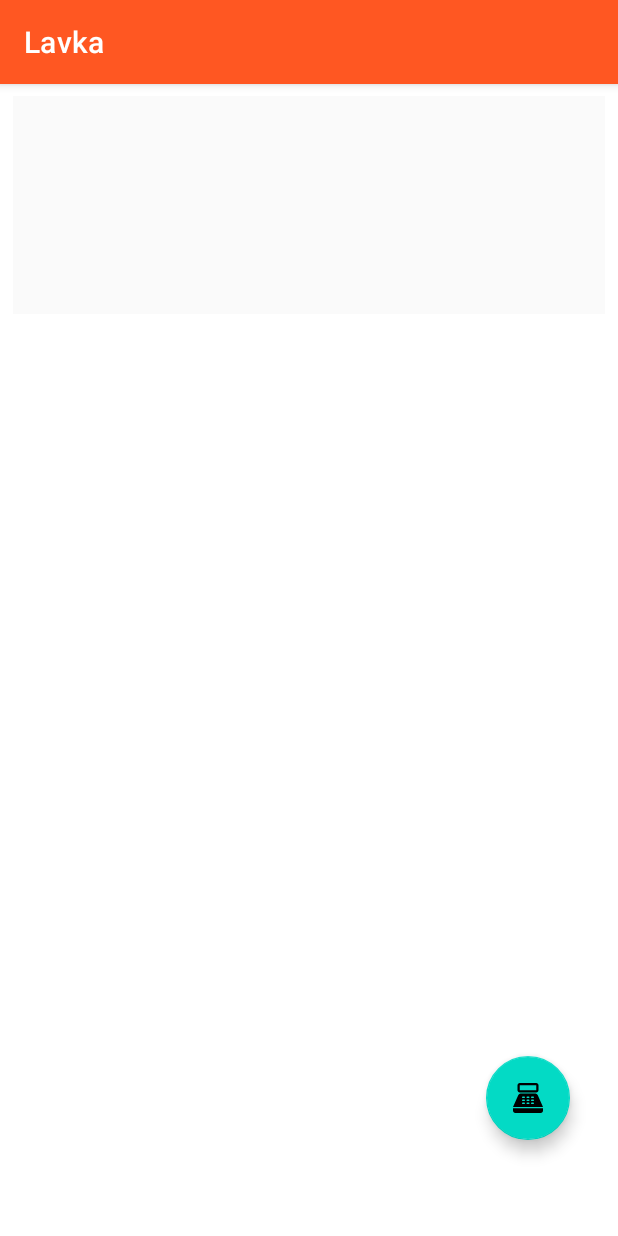
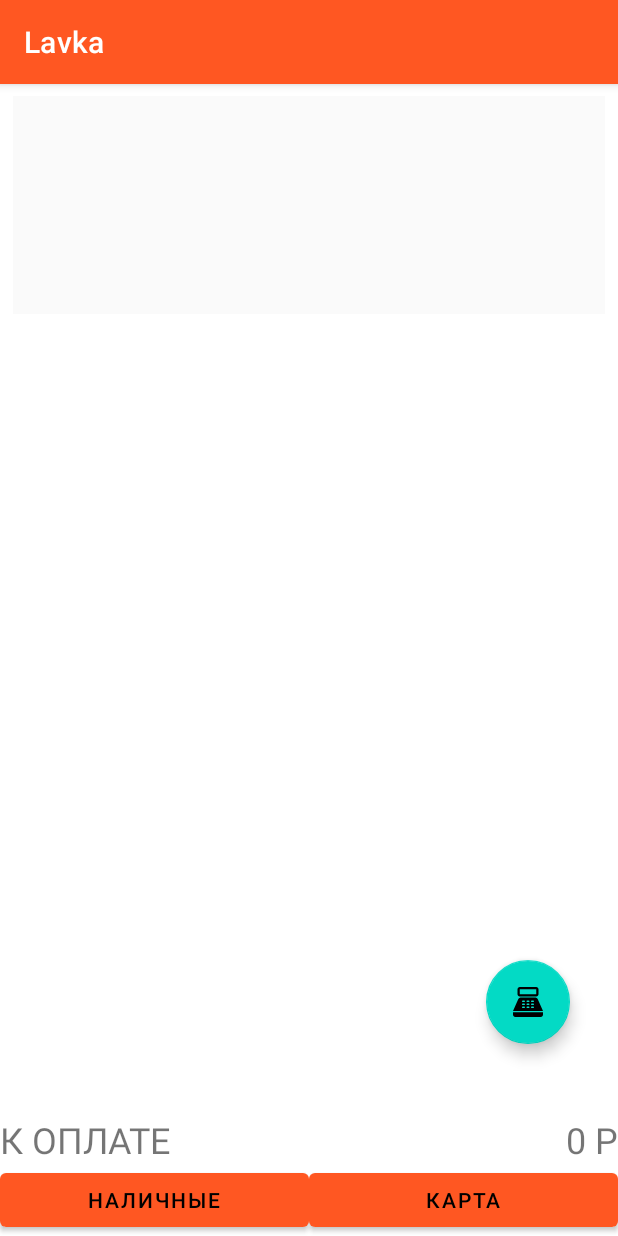
Before and after one commit to afateev/lavka, an Android app: the PayActivity screen opened directly, with no data from a screen before it, on a phone screen of 412 x 824 dp. Run offline under Robolectric (Android 15) with nearby library versions, the phone set to English and light mode, and no system bars; libraries missing offline, so code that uses them is left out: net.posprinter.posprinterface, net.posprinter.service, net.posprinter.utils; 3 statements that could not run were skipped.

Commit message:
В активности оплаты добавлены кнопки оплаты и поля итогов.

```diff
--- a/app/src/main/java/ru/ip_fateev/lavka/PayActivity.kt
+++ b/app/src/main/java/ru/ip_fateev/lavka/PayActivity.kt
@@ -4,10 +4,10 @@ import android.content.ComponentName
 import android.content.Intent
 import android.content.ServiceConnection
 import android.graphics.Bitmap
-import android.graphics.Canvas
 import android.os.Bundle
 import android.os.IBinder
 import android.util.Log
+import android.widget.Button
 import android.widget.ImageView
 import androidx.appcompat.app.AppCompatActivity
 import com.google.android.material.floatingactionbutton.FloatingActionButton
@@ -19,12 +19,9 @@ import net.posprinter.utils.BitmapToByteData
 import net.posprinter.utils.DataForSendToPrinterPos80
 import net.posprinter.utils.PosPrinterDev
 import ru.ip_fateev.lavka.documents.ReceiptDrawer
-import java.io.UnsupportedEncodingException
 
 class PayActivity : AppCompatActivity() {
     var receiptId: Long? = null
-    lateinit var tempBitmap: Bitmap
-    lateinit var tempCanvas: Canvas
 
     companion object {
         val EXTRA_RECEIPT_ID = "ReceiptId"
@@ -34,9 +31,10 @@ class PayActivity : AppCompatActivity() {
     var binder: IMyBinder? = null
     var usbList: MutableList<String>? = null
 
-    var receiptLines: List<String> = listOf()
     var receiptBitmap: Bitmap? = null
 
+    lateinit var buttonPayCash: Button
+    lateinit var buttonPayCard: Button
     lateinit var fabPrint: FloatingActionButton
 
     //bindService connection
@@ -77,6 +75,8 @@ class PayActivity : AppCompatActivity() {
         receiptId = intent.getLongExtra(EXTRA_RECEIPT_ID, 0)
         val imageView = findViewById<ImageView>(R.id.payImageView)
 
+        buttonPayCash = findViewById(R.id.payCash)
+        buttonPayCard = findViewById(R.id.payCard)
         fabPrint = findViewById(R.id.fabPrint)
 
         fabPrint.setOnClickListener{
@@ -102,7 +102,6 @@ class PayActivity : AppCompatActivity() {
                         it?.observe(this) { position ->
                             if (position != null) {
                                 val receiptDrawer = ReceiptDrawer(receipt, position)
-                                receiptLines = receiptDrawer.toStrings(40)
                                 receiptBitmap = receiptDrawer.toBimap()
                                 imageView.setImageBitmap(receiptBitmap)
                             }
@@ -113,45 +112,6 @@ class PayActivity : AppCompatActivity() {
         }
 
         imageView.setImageBitmap(ReceiptDrawer(null, null).toBimap())
-    }
-
-    private fun printText() {
-        binder!!.writeDataByYouself(
-            object : UiExecute {
-                override fun onsucess() {
-                    Log.e("binder", "usb printed")
-                }
-                override fun onfailed() {
-                    Log.e("binder", "usb print fail")
-                }
-            }, ProcessData {
-                val list: MutableList<ByteArray> = java.util.ArrayList()
-                //creat a text ,and make it to byte[],
-                val str: String = "test"
-
-                //initialize the printer
-//                            list.add( DataForSendToPrinterPos58.initializePrinter());
-                list.add(DataForSendToPrinterPos80.initializePrinter())
-
-                for (l in receiptLines) {
-                    val data1: ByteArray? = StringUtils.strTobytes(l)
-                    if (data1 != null) {
-                        list.add(data1)
-                    }
-                    //should add the command of print and feed line,because print only when one line is complete, not one line, no print
-
-                    list.add(DataForSendToPrinterPos80.printAndFeedLine())
-                }
-                //cut pager
-                list.add(
-                    DataForSendToPrinterPos80.selectCutPagerModerAndCutPager(
-                        66,
-                        1
-                    )
-                )
-                return@ProcessData list
-
-            })
     }
 
     private fun print() {
@@ -234,44 +194,3 @@ class PayActivity : AppCompatActivity() {
         return bitmaps
     }
 }
-
-object StringUtils {
-    /**
-     * string to byte[]
-     */
-    fun strTobytes(str: String): ByteArray? {
-        var b: ByteArray? = null
-        var data: ByteArray? = null
-        try {
-            b = str.toByteArray(charset("utf-8"))
-            data = String(b, Charsets.UTF_8).toByteArray(charset("gbk"))
-        } catch (e: UnsupportedEncodingException) {
-            // TODO Auto-generated catch block
-            e.printStackTrace()
-        }
-        return data
-    }
-
-    /**
-     * byte[] merger
-     */
-    fun byteMerger(byte_1: ByteArray, byte_2: ByteArray): ByteArray {
-        val byte_3 = ByteArray(byte_1.size + byte_2.size)
-        System.arraycopy(byte_1, 0, byte_3, 0, byte_1.size)
-        System.arraycopy(byte_2, 0, byte_3, byte_1.size, byte_2.size)
-        return byte_3
-    }
-
-    fun strTobytes(str: String, charset: String?): ByteArray? {
-        var b: ByteArray? = null
-        var data: ByteArray? = null
-        try {
-            b = str.toByteArray(charset("utf-8"))
-            data = String(b, Charsets.UTF_8).toByteArray(charset(charset!!))
-        } catch (e: UnsupportedEncodingException) {
-            // TODO Auto-generated catch block
-            e.printStackTrace()
-        }
-        return data
-    }
-}
--- a/app/src/main/res/layout/activity_pay.xml
+++ b/app/src/main/res/layout/activity_pay.xml
@@ -6,19 +6,23 @@
     android:layout_height="match_parent"
     tools:context=".PayActivity">
 
-    <LinearLayout
-        android:id="@+id/linearLayout"
+    <TableLayout
+        android:layout_width="match_parent"
+        android:layout_height="match_parent">
+
+        <TableRow
             android:layout_width="match_parent"
             android:layout_height="match_parent"
-        android:orientation="vertical">
+            android:layout_weight="1">
 
             <ScrollView
                 android:layout_width="match_parent"
-            android:layout_height="match_parent">
+                android:layout_height="match_parent"
+                android:layout_weight="1">
 
                 <androidx.constraintlayout.widget.ConstraintLayout
                     android:layout_width="match_parent"
-                android:layout_height="wrap_content">
+                    android:layout_height="match_parent">
 
                     <ImageView
                         android:id="@+id/payImageView"
@@ -36,14 +40,71 @@
                 </androidx.constraintlayout.widget.ConstraintLayout>
             </ScrollView>
 
+        </TableRow>
+
+        <TableRow
+            android:layout_width="match_parent"
+            android:layout_height="match_parent" >
+
+            <LinearLayout
+                android:layout_width="match_parent"
+                android:layout_height="match_parent"
+                android:layout_weight="1"
+                android:orientation="horizontal">
+
+                <TextView
+                    android:id="@+id/textView"
+                    android:layout_width="match_parent"
+                    android:layout_height="wrap_content"
+                    android:layout_weight="1"
+                    android:text="К ОПЛАТЕ"
+                    android:textSize="24sp" />
+
+                <TextView
+                    android:id="@+id/textView2"
+                    android:layout_width="match_parent"
+                    android:layout_height="wrap_content"
+                    android:layout_weight="1"
+                    android:text="0 Р"
+                    android:textAlignment="viewEnd"
+                    android:textSize="24sp" />
             </LinearLayout>
+        </TableRow>
+
+        <TableRow
+            android:layout_width="match_parent"
+            android:layout_height="match_parent">
+
+            <LinearLayout
+                android:layout_width="match_parent"
+                android:layout_height="match_parent"
+                android:layout_weight="1"
+                android:orientation="horizontal">
+
+                <Button
+                    android:id="@+id/payCash"
+                    android:layout_width="match_parent"
+                    android:layout_height="wrap_content"
+                    android:layout_weight="1"
+                    android:text="НАЛИЧНЫЕ" />
+
+                <Button
+                    android:id="@+id/payCard"
+                    android:layout_width="match_parent"
+                    android:layout_height="wrap_content"
+                    android:layout_weight="1"
+                    android:text="КАРТА" />
+            </LinearLayout>
+        </TableRow>
+
+    </TableLayout>
 
     <com.google.android.material.floatingactionbutton.FloatingActionButton
         android:id="@+id/fabPrint"
         android:layout_width="wrap_content"
         android:layout_height="wrap_content"
         android:layout_marginEnd="32dp"
-        android:layout_marginBottom="64dp"
+        android:layout_marginBottom="128dp"
         android:clickable="true"
         app:layout_constraintBottom_toBottomOf="parent"
         app:layout_constraintEnd_toEndOf="parent"
```
Lines whose indentation alone changed are shown as unchanged.
